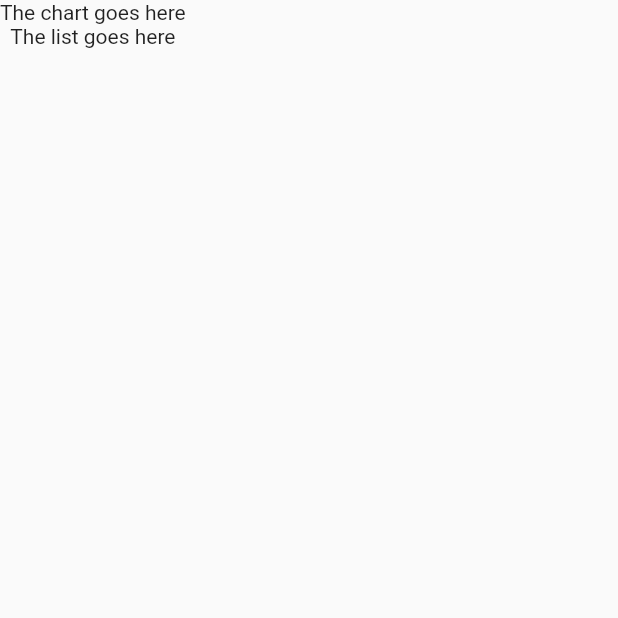
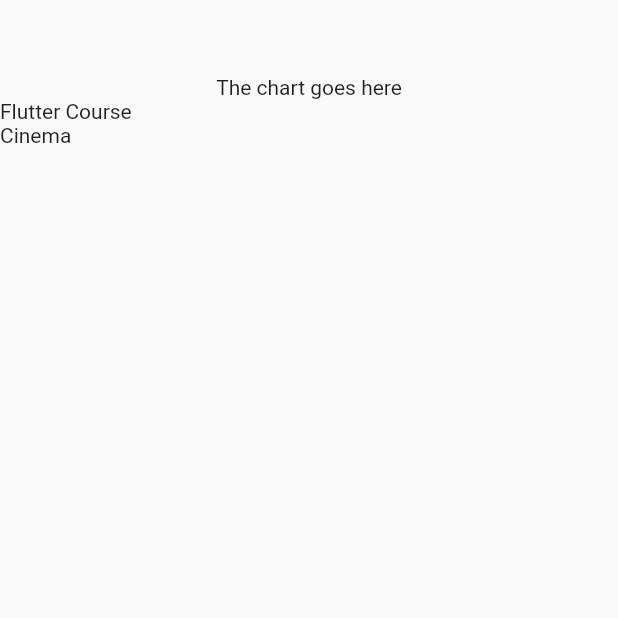
Before and after one commit to vinhgiang/expense_tracker, a Flutter app: the screen it shows after launch, on a phone screen of 412 x 824 dp, the top half of it. Run offline on Flutter 3.47's test engine with Material 2 defaults, Android fonts, the phone set to English and light mode, and no system bars.

Commit message:
listing expenses categories

```diff
--- a/lib/expenses.dart
+++ b/lib/expenses.dart
@@ -1,3 +1,5 @@
+import 'package:expense_tracker/expenses_list.dart';
+import 'package:expense_tracker/models/expense.dart';
 import 'package:flutter/material.dart';
 
 class Expenses extends StatefulWidget {
@@ -10,13 +12,33 @@ class Expenses extends StatefulWidget {
 }
 
 class _ExpensesState extends State<Expenses> {
+  final List<Expense> _registeredExpenses = [
+    Expense(
+      title: 'Flutter Course',
+      amount: 19.99,
+      date: DateTime.now(),
+      category: Category.work,
+    ),
+    Expense(
+      title: 'Cinema',
+      amount: 15.69,
+      date: DateTime.now(),
+      category: Category.leisure,
+    )
+  ];
+
   @override
   Widget build(BuildContext context) {
-    return const Scaffold(
+    return Scaffold(
       body: Column(
         children: [
-          Text('The chart goes here'),
-          Text('The list goes here'),
+          SizedBox.fromSize(
+            size: const Size.fromHeight(50),
+          ), // the iphone X's notch
+          const Text('The chart goes here'),
+          Expanded(
+            child: ExpensesList(expenses: _registeredExpenses),
+          )
         ],
       ),
     );
--- /dev/null
+++ b/lib/expenses_list.dart
@@ -0,0 +1,15 @@
+import 'package:expense_tracker/models/expense.dart';
+import 'package:flutter/material.dart';
+
+class ExpensesList extends StatelessWidget {
+  final List<Expense> expenses;
+
+  const ExpensesList({super.key, required this.expenses});
+
+  @override
+  Widget build(BuildContext context) {
+    return ListView.builder(
+        itemCount: expenses.length,
+        itemBuilder: (context, index) => Text(expenses[index].title));
+  }
+}
```
